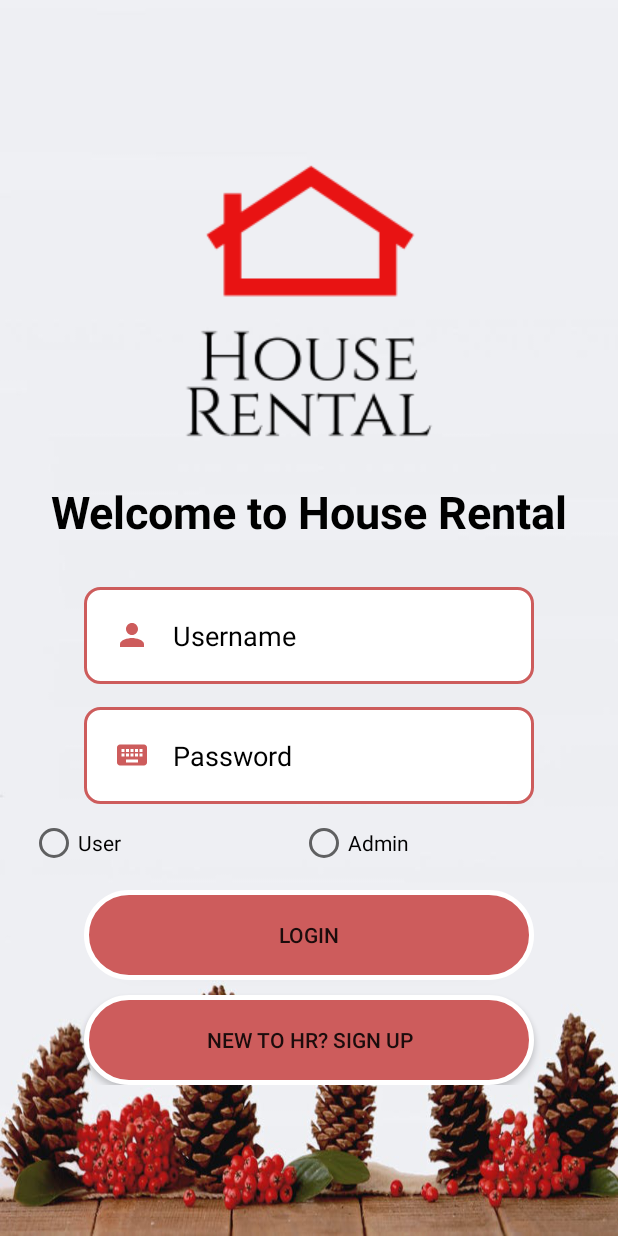
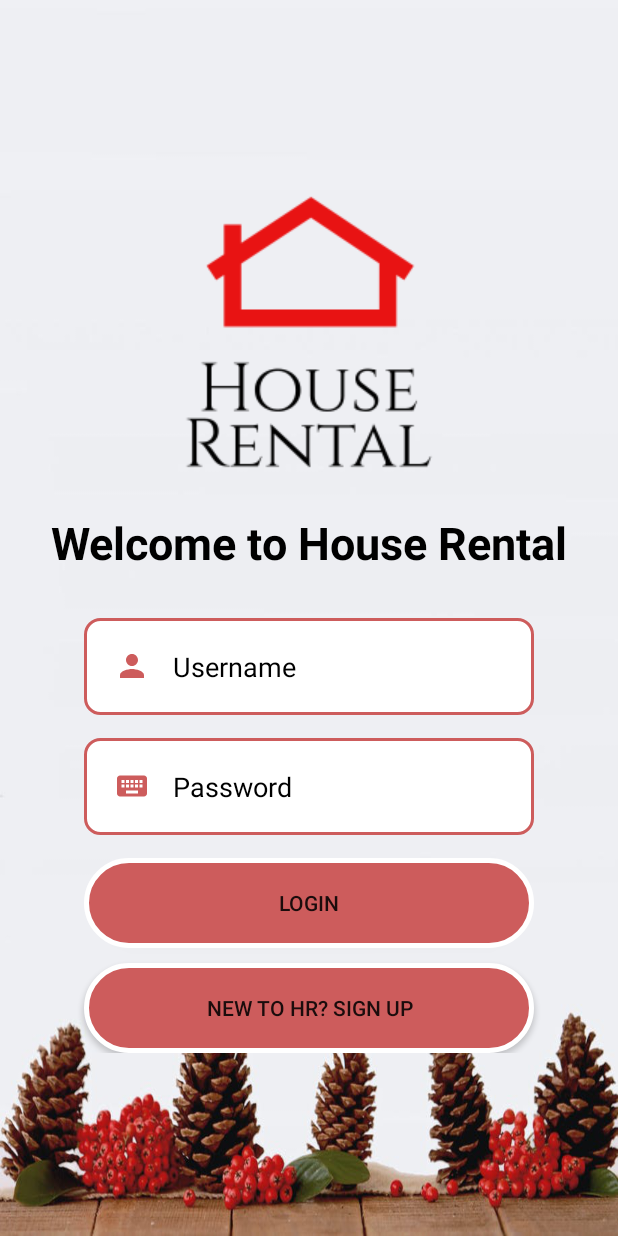
Before and after one commit to subodh270/comp313-002-Team-2-HouseRental, an Android app: the screen it shows after launch (MainActivity), after a tap on "LOGIN", on a phone screen of 412 x 824 dp. Run offline under Robolectric (Android 15) with nearby library versions, the phone set to English and light mode, and no system bars; our stand-ins replace Firebase (no records; nobody signed in at launch, a user with empty details on screens opened directly); libraries missing offline, so code that uses them is left out: com.msg91.sendotpandroid.

```diff
--- a/app/src/main/java/com/example/houserentals/AdvertisementAdapter.java
+++ b/app/src/main/java/com/example/houserentals/AdvertisementAdapter.java
@@ -79,7 +79,10 @@ public class AdvertisementAdapter extends RecyclerView.Adapter<AdvertisementAdap
 //                Toast.makeText(mContext, mImageNames.get(position), Toast.LENGTH_SHORT).show();
 
                 Intent intent;
-                if(adsType.equals("myAds")) {
+                if(adsType.equals("allAdsAdmin")) {
+                    intent = new Intent(mCtx, EditAdvertisementActivity.class);
+                }
+                else if(adsType.equals("myAds")) {
                     intent = new Intent(mCtx, EditAdvertisementActivity.class);
                 }
                 else {
--- a/app/src/main/java/com/example/houserentals/MainActivity.java
+++ b/app/src/main/java/com/example/houserentals/MainActivity.java
@@ -58,7 +58,7 @@ public class MainActivity extends AppCompatActivity  {
 
         final EditText usernameEditText = findViewById(R.id.editText);
         final EditText passwordEditText = findViewById(R.id.editText2);
-        final RadioGroup radioGroup = findViewById(R.id.radioGroup);
+//        final RadioGroup radioGroup = findViewById(R.id.radioGroup);
         Button button2 = (Button) findViewById(R.id.button2);
         Button button3 = (Button) findViewById(R.id.button3);
 
@@ -69,10 +69,10 @@ public class MainActivity extends AppCompatActivity  {
 
                 final String username = usernameEditText.getText().toString();
                 String password = passwordEditText.getText().toString();
-                RadioButton radioButton = (RadioButton) findViewById(R.id.radioButton);
-                RadioButton radioButton2 = (RadioButton) findViewById(R.id.radioButton2);
+//                RadioButton radioButton = (RadioButton) findViewById(R.id.radioButton);
+//                RadioButton radioButton2 = (RadioButton) findViewById(R.id.radioButton2);
 
-                if(radioButton.isChecked()) {
+                if(username.equalsIgnoreCase("admin@hrental.ca")) {
 
                     mAuth.signInWithEmailAndPassword(username, password)
                             .addOnCompleteListener(new OnCompleteListener<AuthResult>() {
@@ -80,9 +80,47 @@ public class MainActivity extends AppCompatActivity  {
                                 public void onComplete(@NonNull Task<AuthResult> task) {
 
                                     if (task.isSuccessful()) {
-                                       Intent intent = new Intent(MainActivity.this, UserWelcomeActivity.class);
+                                        Intent intent = new Intent(MainActivity.this, AdminWelcomeActivity.class);
 ////                                        intent.putExtra("otp", generatedPassword);
-                                       startActivity(intent);
+                                        startActivity(intent);
+                                    }
+                                    else {
+                                        Toast.makeText(getApplicationContext(), task.getException().getMessage(), Toast.LENGTH_LONG).show();
+//                                        progressBar.setVisibility(View.GONE);
+                                    }
+                                }
+                            });
+                }
+                else {
+
+                    mAuth.signInWithEmailAndPassword(username, password)
+                            .addOnCompleteListener(new OnCompleteListener<AuthResult>() {
+                                @Override
+                                public void onComplete(@NonNull Task<AuthResult> task) {
+
+                                    if (task.isSuccessful()) {
+                                        Intent intent = new Intent(MainActivity.this, UserWelcomeActivity.class);
+////                                        intent.putExtra("otp", generatedPassword);
+                                        startActivity(intent);
+                                    }
+                                    else {
+                                        Toast.makeText(getApplicationContext(), task.getException().getMessage(), Toast.LENGTH_LONG).show();
+//                                        progressBar.setVisibility(View.GONE);
+                                    }
+                                }
+                            });
+                }
+//                if(radioButton.isChecked()) {
+//
+//                    mAuth.signInWithEmailAndPassword(username, password)
+//                            .addOnCompleteListener(new OnCompleteListener<AuthResult>() {
+//                                @Override
+//                                public void onComplete(@NonNull Task<AuthResult> task) {
+//
+//                                    if (task.isSuccessful()) {
+//                                       Intent intent = new Intent(MainActivity.this, UserWelcomeActivity.class);
+//////                                        intent.putExtra("otp", generatedPassword);
+//                                       startActivity(intent);
 //  ----------------------------------------------------------------------------------------------
 //  uncomment this part for sms working
 //                                        ProgressBar pb = findViewById(R.id.progress);
@@ -112,15 +150,15 @@ public class MainActivity extends AppCompatActivity  {
 //                                        Toast.makeText(getApplicationContext(), "Login successful!", Toast.LENGTH_LONG).show();
 //                                        progressBar.setVisibility(View.GONE);
 //    -----------------------------------------------------------------------------------------------------------------------
-
-
-                                    }
-                                    else {
-                                        Toast.makeText(getApplicationContext(), task.getException().getMessage(), Toast.LENGTH_LONG).show();
-//                                        progressBar.setVisibility(View.GONE);
-                                    }
-                                }
-                            });
+//
+//
+//                                    }
+//                                    else {
+//                                        Toast.makeText(getApplicationContext(), task.getException().getMessage(), Toast.LENGTH_LONG).show();
+////                                        progressBar.setVisibility(View.GONE);
+//                                    }
+//                                }
+//                            });
 
 //                    if(db.checkUser("User", username, password)) {
 //                        SharedPreferences myPreference = getSharedPreferences("MySharedPreferences", 0);
@@ -134,45 +172,45 @@ public class MainActivity extends AppCompatActivity  {
 //                    else {
 //                        Toast.makeText(MainActivity.this, "Invalid User Username/Password", Toast.LENGTH_SHORT).show();
 //                    }
-
-                }
-                else if (radioButton2.isChecked()) {
-                    if(db.checkUser("Admin", username, password)) {
-                        SharedPreferences myPreference = getSharedPreferences("MySharedPreferences", 0);
-                        SharedPreferences.Editor prefEditor = myPreference.edit();
-                        prefEditor.putString("Username", username);
-                        prefEditor.commit();
-
-                        Intent intent = new Intent(MainActivity.this, UserWelcomeActivity.class);
-                        startActivity(intent);
-                    }
-                    else {
-                        Toast.makeText(MainActivity.this, "Invalid Admin Username/Password", Toast.LENGTH_SHORT).show();
-                    }
-                }
-                else {
-                    Toast.makeText(MainActivity.this, "Select User/Admin", Toast.LENGTH_SHORT).show();
-                }
+//
+//                }
+//                else if (radioButton2.isChecked()) {
+//                    if(db.checkUser("Admin", username, password)) {
+//                        SharedPreferences myPreference = getSharedPreferences("MySharedPreferences", 0);
+//                        SharedPreferences.Editor prefEditor = myPreference.edit();
+//                        prefEditor.putString("Username", username);
+//                        prefEditor.commit();
+//
+//                        Intent intent = new Intent(MainActivity.this, UserWelcomeActivity.class);
+//                        startActivity(intent);
+//                    }
+//                    else {
+//                        Toast.makeText(MainActivity.this, "Invalid Admin Username/Password", Toast.LENGTH_SHORT).show();
+//                    }
+//                }
+//                else {
+//                    Toast.makeText(MainActivity.this, "Select User/Admin", Toast.LENGTH_SHORT).show();
+//                }
             }
         });
 
         button3.setOnClickListener(new View.OnClickListener() {
             public void onClick(View v) {
 
-                RadioButton radioButton = (RadioButton) findViewById(R.id.radioButton);
-                RadioButton radioButton2 = (RadioButton) findViewById(R.id.radioButton2);
+//                RadioButton radioButton = (RadioButton) findViewById(R.id.radioButton);
+//                RadioButton radioButton2 = (RadioButton) findViewById(R.id.radioButton2);
 
-                if(radioButton.isChecked()) {
+//                if(radioButton.isChecked()) {
                     Intent intent = new Intent(MainActivity.this, UserRegistrationActivity.class);
                     startActivity(intent);
-                }
-                else if (radioButton2.isChecked()) {
-                    Intent intent = new Intent(MainActivity.this, AdminRegistrationActivity.class);
-                    startActivity(intent);
-                }
-                else {
-                    Toast.makeText(MainActivity.this, "Select User/Admin", Toast.LENGTH_SHORT).show();
-                }
+//                }
+//                else if (radioButton2.isChecked()) {
+//                    Intent intent = new Intent(MainActivity.this, AdminRegistrationActivity.class);
+//                    startActivity(intent);
+//                }
+//                else {
+//                    Toast.makeText(MainActivity.this, "Select User/Admin", Toast.LENGTH_SHORT).show();
+//                }
             }
         });
     }
--- a/app/src/main/res/layout/activity_main.xml
+++ b/app/src/main/res/layout/activity_main.xml
@@ -75,38 +75,38 @@
                 android:background="@drawable/edit"
                 android:padding="20dp"
                 />
-            <LinearLayout
-                android:layout_width="match_parent"
-                android:layout_height="wrap_content"
-                android:layout_marginLeft="10dp"
-                android:layout_marginTop="10dp"
-                android:layout_marginRight="10dp"
-                android:orientation="horizontal">
+<!--            <LinearLayout-->
+<!--                android:layout_width="match_parent"-->
+<!--                android:layout_height="wrap_content"-->
+<!--                android:layout_marginLeft="10dp"-->
+<!--                android:layout_marginTop="10dp"-->
+<!--                android:layout_marginRight="10dp"-->
+<!--                android:orientation="horizontal">-->
 
-                <RadioGroup
-                    android:id="@+id/radioGroup"
-                    android:layout_width="wrap_content"
-                    android:layout_height="match_parent"
-                    android:layout_weight="1"
-                    android:orientation="horizontal">
+<!--                <RadioGroup-->
+<!--                    android:id="@+id/radioGroup"-->
+<!--                    android:layout_width="wrap_content"-->
+<!--                    android:layout_height="match_parent"-->
+<!--                    android:layout_weight="1"-->
+<!--                    android:orientation="horizontal">-->
 
-                    <RadioButton
-                        android:id="@+id/radioButton"
-                        android:layout_width="wrap_content"
-                        android:layout_height="wrap_content"
-                        android:layout_gravity="center"
-                        android:layout_weight="1"
-                        android:text="User" />
+<!--                    <RadioButton-->
+<!--                        android:id="@+id/radioButton"-->
+<!--                        android:layout_width="wrap_content"-->
+<!--                        android:layout_height="wrap_content"-->
+<!--                        android:layout_gravity="center"-->
+<!--                        android:layout_weight="1"-->
+<!--                        android:text="User" />-->
 
-                    <RadioButton
-                        android:id="@+id/radioButton2"
-                        android:layout_width="wrap_content"
-                        android:layout_height="wrap_content"
-                        android:layout_weight="1"
-                        android:text="Admin" />
-                </RadioGroup>
+<!--                    <RadioButton-->
+<!--                        android:id="@+id/radioButton2"-->
+<!--                        android:layout_width="wrap_content"-->
+<!--                        android:layout_height="wrap_content"-->
+<!--                        android:layout_weight="1"-->
+<!--                        android:text="Admin" />-->
+<!--                </RadioGroup>-->
 
-            </LinearLayout>
+<!--            </LinearLayout>-->
 
             <Button
                 android:id="@+id/button2"
```
Also changed, not shown: app/src/main/java/com/example/houserentals/AdminWelcomeActivity.java (+51 -0 lines), app/src/main/res/layout/activity_admin_welcome.xml (+20 -2 lines), app/src/main/res/layout/activity_advertisement_detail.xml (+7 -7 lines), app/src/main/res/layout/activity_edit_advertisement.xml (+7 -7 lines), app/src/main/res/layout/dialog_update_advertisement.xml (+7 -7 lines), app/src/main/res/layout/dialog_update_profile.xml (+7 -7 lines).
